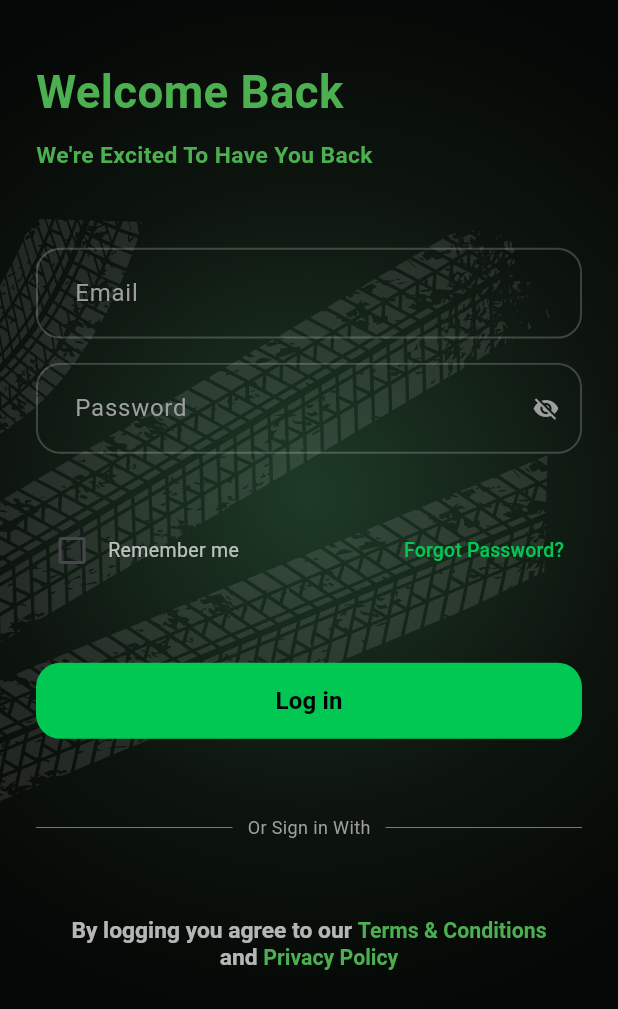
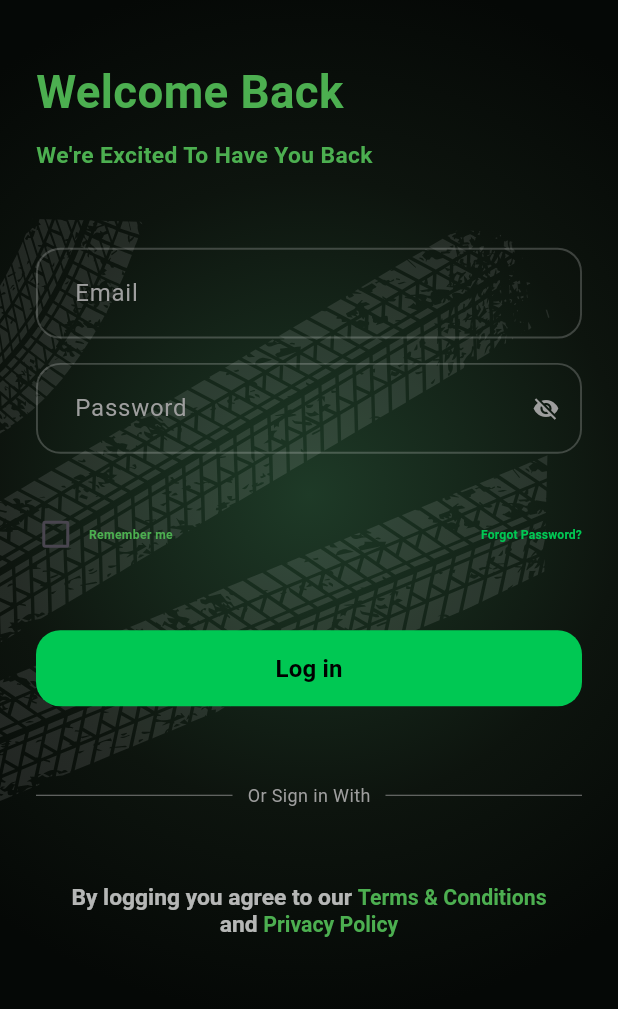
Before and after one commit to haidarrajab19-pro/tes, a Flutter app: the LoginScreen screen opened by its route, on a phone screen of 412 x 824 dp. Shown: the top 1009 px of the screen. Run offline on Flutter 3.47's test engine with Material 3 defaults, Android fonts, the phone set to English and light mode, and no system bars; our stand-ins replace flutter_screenutil, flutter_svg.

Commit message:
_feat: finish login screen implementation with custom text fields and buttons

```diff
--- a/lib/core/styles/fonts/app_fonts_style.dart
+++ b/lib/core/styles/fonts/app_fonts_style.dart
@@ -48,5 +48,11 @@ class AppFontsStyles {
     fontWeight: AppFontWeight.bold,
     color: AppColors.fontsgreen,
   );
+  static TextStyle font8= TextStyle(
+
+    fontSize: 8.sp,
+    fontWeight: AppFontWeight.bold,
+    color: AppColors.fontsgreen,
+  );
 
 }
--- a/lib/feature/logic/widgets/remember_forget.dart
+++ b/lib/feature/logic/widgets/remember_forget.dart
@@ -1,4 +1,6 @@
 import 'package:flutter/material.dart';
+import 'package:flutter_screenutil/flutter_screenutil.dart';
+import 'package:tes/core/styles/fonts/app_fonts_style.dart'; // إذا كنت تستخدم ScreenUtil
 
 class RememberForgetWidget extends StatefulWidget {
   const RememberForgetWidget({super.key});
@@ -15,29 +17,51 @@ class _RememberForgetWidgetState extends State<RememberForgetWidget> {
     return Row(
       mainAxisAlignment: MainAxisAlignment.spaceBetween,
       children: [
-        Row(
+        // القسم الأيمن (Checkbox + Remember me) مغلف بـ Expanded لمنع الخروج عن الحدود
+        Expanded(
+          child: Row(
+            mainAxisSize: MainAxisSize.min,
             children: [
-            Checkbox(
+              SizedBox(
+                height: 24.w,
+                width: 24.w,
+                child: Checkbox(
                   value: rememberMe,
                   activeColor: const Color(0xFF00C853),
+                  materialTapTargetSize: MaterialTapTargetSize.shrinkWrap, // يزيل المساحات الفارغة الزائدة حول الشك بوكس
                   onChanged: (value) {
                     setState(() {
                       rememberMe = value ?? false;
                     });
                   },
                 ),
-            const Text(
+              ),
+              SizedBox(width: 8.w),
+              Expanded(
+                child: Text(
                   "Remember me",
-              style: TextStyle(color: Colors.white70, fontSize: 13),
+                 style: AppFontsStyles.font8,
+                  overflow: TextOverflow.ellipsis, // لقص النص لو الشاشة ضيقة جداً بدلاً من عمل Overflow
+                ),
               ),
             ],
           ),
+        ),
+
+        // زر نسيت كلمة المرور
         TextButton(
+          style: TextButton.styleFrom(
+            padding: EdgeInsets.zero,
+            minimumSize: Size.zero,
+            tapTargetSize: MaterialTapTargetSize.shrinkWrap,
+          ),
           onPressed: () {},
-          child: const Text(
+          child:  Text(
             "Forgot Password?",
-            style: TextStyle(color: Color(0xFF00C853), fontSize: 13),
+            style: AppFontsStyles.font8.copyWith(
+              color: const Color(0xFF00C853),
             ),
+          )
         ),
       ],
     );
```
Lines whose indentation alone changed are shown as unchanged.
